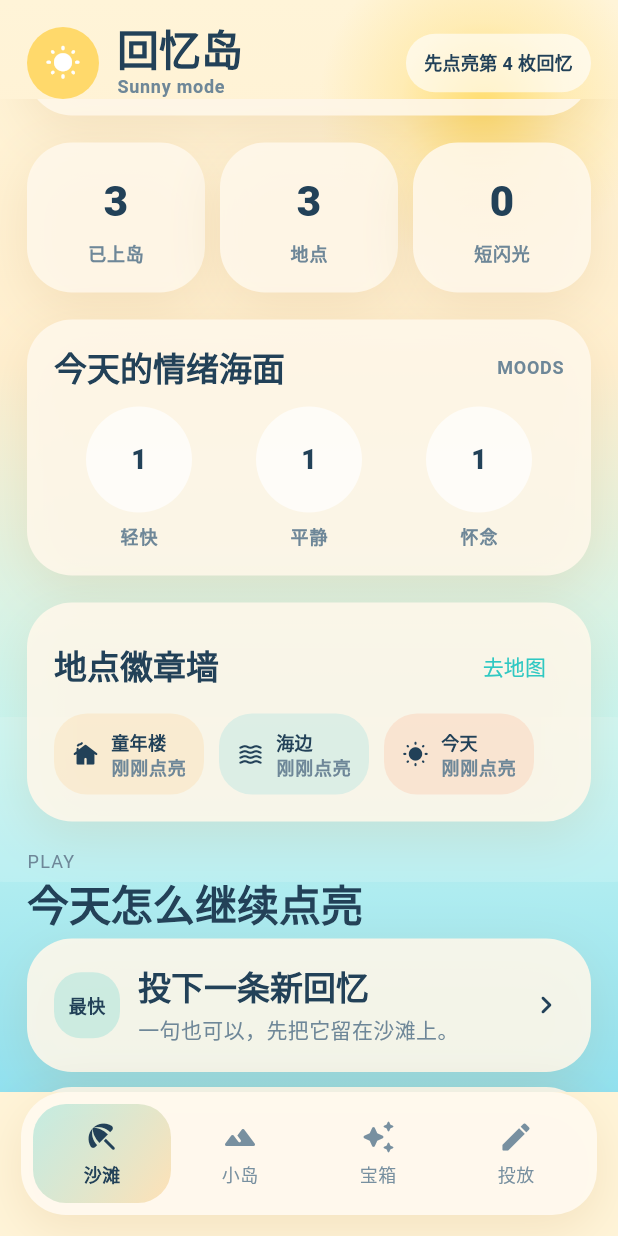
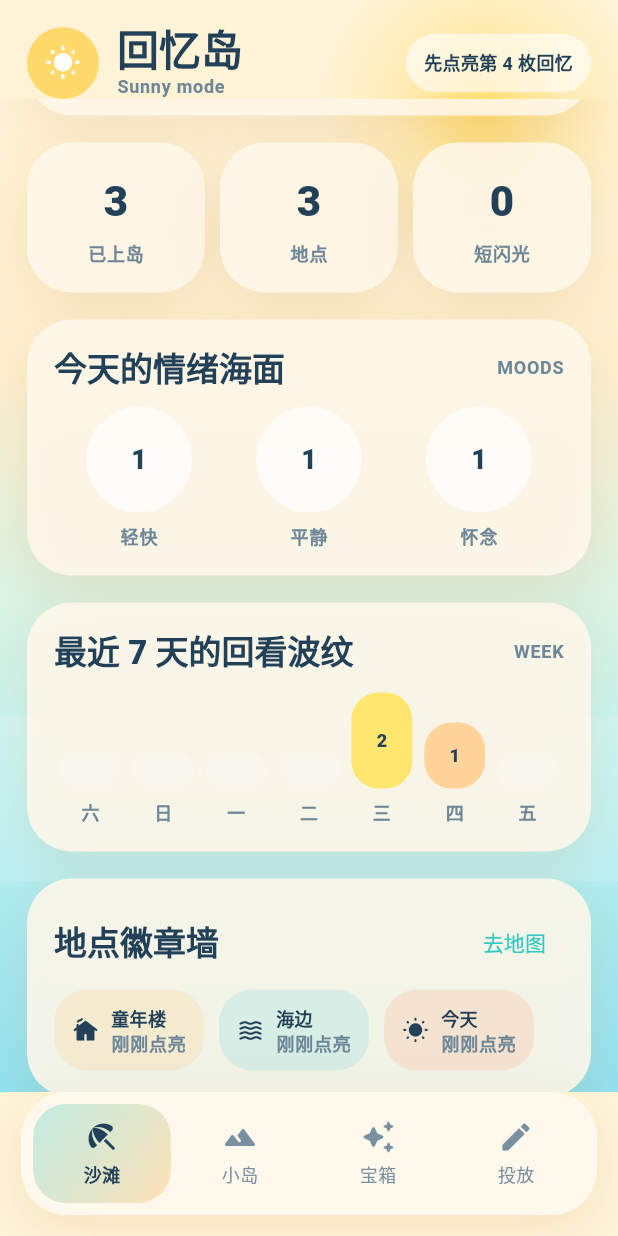
Before and after one commit to NaerDD/Memory_island, a Flutter app: the screen it shows after launch, scrolled down 576 dp, on a phone screen of 412 x 824 dp. Run offline on Flutter 3.47's test engine with Material 3 defaults, Android fonts, the phone set to English and light mode, and no system bars.

Commit message:
增加首页近七天回看波纹

```diff
--- a/lib/app/state/memory_land_store.dart
+++ b/lib/app/state/memory_land_store.dart
@@ -131,6 +131,28 @@ class MemoryLandStore extends ChangeNotifier {
     return memories.take(limit).toList(growable: false);
   }
 
+  List<WeekPulse> get weeklyPulses {
+    final now = DateTime.now();
+    final pulses = <WeekPulse>[];
+
+    for (var index = 6; index >= 0; index--) {
+      final day = now.subtract(Duration(days: index));
+      final label = '${day.month.toString().padLeft(2, '0')}.${day.day.toString().padLeft(2, '0')}';
+      final dayMemories = _memories.where((memory) => memory.dateLabel == label).toList(growable: false);
+      final mood = dayMemories.isEmpty ? '空白' : dayMemories.last.mood;
+      pulses.add(
+        WeekPulse(
+          dayLabel: _weekdayLabel(day.weekday),
+          dateLabel: label,
+          count: dayMemories.length,
+          mood: mood,
+        ),
+      );
+    }
+
+    return pulses;
+  }
+
   IslandSpot? spotById(String id) {
     for (final spot in _spots) {
       if (spot.id == id) {
@@ -252,4 +274,30 @@ class MemoryLandStore extends ChangeNotifier {
     }
     notifyListeners();
   }
+
+  String _weekdayLabel(int weekday) {
+    return const {
+      DateTime.monday: '一',
+      DateTime.tuesday: '二',
+      DateTime.wednesday: '三',
+      DateTime.thursday: '四',
+      DateTime.friday: '五',
+      DateTime.saturday: '六',
+      DateTime.sunday: '日',
+    }[weekday]!;
+  }
 }
+
+class WeekPulse {
+  const WeekPulse({
+    required this.dayLabel,
+    required this.dateLabel,
+    required this.count,
+    required this.mood,
+  });
+
+  final String dayLabel;
+  final String dateLabel;
+  final int count;
+  final String mood;
+}
--- a/lib/features/home/home_page.dart
+++ b/lib/features/home/home_page.dart
@@ -58,6 +58,8 @@ class HomePage extends StatelessWidget {
               _StatsRow(store: store),
               const SizedBox(height: 18),
               _MoodBoard(store: store),
+              const SizedBox(height: 18),
+              _WeekRhythmCard(store: store),
               const SizedBox(height: 18),
               _BadgeWall(store: store, onOpenIsland: onOpenIsland),
               const SizedBox(height: 18),
@@ -371,6 +373,45 @@ class _MoodBoard extends StatelessWidget {
   }
 }
 
+class _WeekRhythmCard extends StatelessWidget {
+  const _WeekRhythmCard({required this.store});
+
+  final MemoryLandStore store;
+
+  @override
+  Widget build(BuildContext context) {
+    final pulses = store.weeklyPulses;
+
+    return SoftCard(
+      child: Column(
+        crossAxisAlignment: CrossAxisAlignment.start,
+        children: [
+          Row(
+            children: [
+              Text('最近 7 天的回看波纹', style: Theme.of(context).textTheme.titleLarge),
+              const Spacer(),
+              Text('WEEK', style: Theme.of(context).textTheme.labelMedium),
+            ],
+          ),
+          const SizedBox(height: 12),
+          Row(
+            crossAxisAlignment: CrossAxisAlignment.end,
+            children: [
+              for (final pulse in pulses)
+                Expanded(
+                  child: Padding(
+                    padding: const EdgeInsets.symmetric(horizontal: 4),
+                    child: _WeekBar(pulse: pulse),
+                  ),
+                ),
+            ],
+          ),
+        ],
+      ),
+    );
+  }
+}
+
 class _BadgeWall extends StatelessWidget {
   const _BadgeWall({
     required this.store,
@@ -609,6 +650,55 @@ class _MoodBubble extends StatelessWidget {
   }
 }
 
+class _WeekBar extends StatelessWidget {
+  const _WeekBar({required this.pulse});
+
+  final WeekPulse pulse;
+
+  @override
+  Widget build(BuildContext context) {
+    final height = 24.0 + (pulse.count * 20.0);
+
+    return Column(
+      mainAxisAlignment: MainAxisAlignment.end,
+      children: [
+        AnimatedContainer(
+          duration: const Duration(milliseconds: 260),
+          width: double.infinity,
+          height: height,
+          decoration: BoxDecoration(
+            color: _toneForMood(pulse.mood),
+            borderRadius: BorderRadius.circular(18),
+          ),
+          child: pulse.count == 0
+              ? const SizedBox.shrink()
+              : Center(
+                  child: Text(
+                    '${pulse.count}',
+                    style: const TextStyle(
+                      color: Color(0xFF224158),
+                      fontSize: 12,
+                      fontWeight: FontWeight.w800,
+                    ),
+                  ),
+                ),
+        ),
+        const SizedBox(height: 8),
+        Text(pulse.dayLabel, style: Theme.of(context).textTheme.labelMedium),
+      ],
+    );
+  }
+
+  Color _toneForMood(String mood) {
+    return switch (mood) {
+      '怀念' => const Color(0xFFFFD39A),
+      '平静' => const Color(0xFFAFE9F0),
+      '轻快' => const Color(0xFFFFE66F),
+      _ => const Color(0x33FFFFFF),
+    };
+  }
+}
+
 class _BadgeChip extends StatelessWidget {
   const _BadgeChip({
     required this.spot,
```
